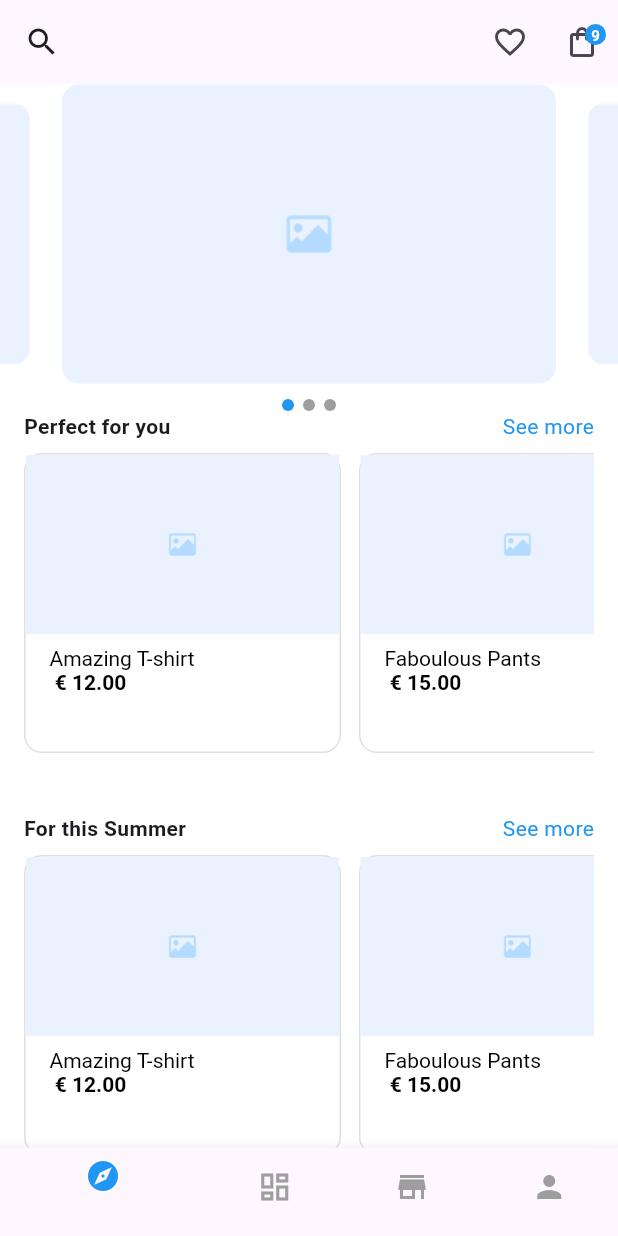
After one commit to ByteHunter833/Mobile-Apps-Prototyping-Kit, a Flutter app: the screen it shows after launch, on a phone screen of 412 x 824 dp. The commit adds this screen. Run offline on Flutter 3.47's test engine with Material 3 defaults, Android fonts, the phone set to English and light mode, and no system bars; drawn by our look-alikes of carousel_slider.

Commit message:
Cerated explore and product detail page

```diff
--- /dev/null
+++ b/e_commerce/lib/screens/explore_page.dart
@@ -0,0 +1,185 @@
+import 'package:carousel_slider/carousel_slider.dart';
+import 'package:e_commerce/utils/product_card.dart';
+import 'package:flutter/material.dart';
+
+class ExplorePage extends StatefulWidget {
+  const ExplorePage({super.key});
+
+  @override
+  State<ExplorePage> createState() => _ExplorePageState();
+}
+
+class _ExplorePageState extends State<ExplorePage> {
+  final images = [
+    'assets/images/placeholder.png',
+    'assets/images/placeholder.png',
+    'assets/images/placeholder.png',
+  ];
+  final List<Map<String, String>> _products = [
+    {'name': 'Amazing T-shirt', 'price': '€ 12.00'},
+    {'name': 'Faboulous Pants', 'price': '€ 15.00'},
+    {'name': 'Faboulous Pants', 'price': '€ 15.00'},
+    {'name': 'Amazing T-shirt', 'price': '€ 12.00'},
+  ];
+  int _currentIndex = 0;
+  @override
+  Widget build(BuildContext context) {
+    return Scaffold(
+      backgroundColor: const Color.fromARGB(255, 255, 255, 255),
+      appBar: AppBar(
+        leading: IconButton(
+          onPressed: () {},
+          icon: const Icon(Icons.search),
+        ),
+        actions: [
+          IconButton(
+            onPressed: () {},
+            icon: const Icon(Icons.favorite_border_outlined),
+          ),
+          IconButton(
+            onPressed: () {},
+            icon: Stack(
+              clipBehavior: Clip.none,
+              children: [
+                const Icon(Icons.shopping_bag_outlined),
+                Positioned(
+                  right: -4,
+                  top: -4,
+                  child: Container(
+                    padding: const EdgeInsets.all(4),
+                    decoration: const BoxDecoration(
+                      shape: BoxShape.circle,
+                      color: Colors.blue,
+                    ),
+                    child: const Text(
+                      '9',
+                      style: TextStyle(
+                        fontSize: 10,
+                        color: Colors.white,
+                        fontWeight: FontWeight.bold,
+                      ),
+                    ),
+                  ),
+                )
+              ],
+            ),
+          )
+        ],
+      ),
+      body: SingleChildScrollView(
+        child: Column(
+          children: [
+            CarouselSlider(
+              options: CarouselOptions(
+                height: 200,
+                autoPlay: true,
+                enlargeCenterPage: true,
+                viewportFraction: 0.8,
+                onPageChanged: (index, reason) {
+                  setState(() {
+                    _currentIndex = index;
+                  });
+                },
+              ),
+              items: images.map((url) {
+                return ClipRRect(
+                  borderRadius: BorderRadius.circular(12),
+                  child: Image.asset(url, fit: BoxFit.cover, width: 1000),
+                );
+              }).toList(),
+            ),
+            const SizedBox(height: 10),
+            Row(
+              mainAxisAlignment: MainAxisAlignment.center,
+              children: images.asMap().entries.map((entry) {
+                return Container(
+                  width: 8,
+                  height: 8,
+                  margin: const EdgeInsets.symmetric(horizontal: 3),
+                  decoration: BoxDecoration(
+                    shape: BoxShape.circle,
+                    color:
+                        _currentIndex == entry.key ? Colors.blue : Colors.grey,
+                  ),
+                );
+              }).toList(),
+            ),
+            const Padding(
+              padding: EdgeInsets.symmetric(horizontal: 16),
+              child: Row(
+                mainAxisAlignment: MainAxisAlignment.spaceBetween,
+                children: [
+                  Text(
+                    'Perfect for you',
+                    style: TextStyle(fontWeight: FontWeight.bold),
+                  ),
+                  Text(
+                    'See more',
+                    style: TextStyle(color: Colors.blue),
+                  )
+                ],
+              ),
+            ),
+            const SizedBox(
+              height: 8,
+            ),
+            Padding(
+              padding: const EdgeInsets.symmetric(horizontal: 16),
+              child: SizedBox(
+                height: 200,
+                child: ListView.builder(
+                  scrollDirection: Axis.horizontal,
+                  itemCount: _products.length,
+                  itemBuilder: (context, index) {
+                    final product = _products[index];
+                    return ProductCard(
+                        name: product['name'] ?? '',
+                        price: product['price'] ?? '');
+                  },
+                ),
+              ),
+            ),
+            const SizedBox(
+              height: 40,
+            ),
+            const Padding(
+              padding: EdgeInsets.symmetric(horizontal: 16),
+              child: Row(
+                mainAxisAlignment: MainAxisAlignment.spaceBetween,
+                children: [
+                  Text(
+                    'For this Summer',
+                    style: TextStyle(fontWeight: FontWeight.bold),
+                  ),
+                  Text(
+                    'See more',
+                    style: TextStyle(color: Colors.blue),
+                  )
+                ],
+              ),
+            ),
+            const SizedBox(
+              height: 8,
+            ),
+            Padding(
+              padding: const EdgeInsets.symmetric(horizontal: 16),
+              child: SizedBox(
+                height: 200,
+                child: ListView.builder(
+                  scrollDirection: Axis.horizontal,
+                  itemCount: _products.length,
+                  itemBuilder: (context, index) {
+                    final product = _products[index];
+                    return ProductCard(
+                        name: product['name'] ?? '',
+                        price: product['price'] ?? '');
+                  },
+                ),
+              ),
+            ),
+          ],
+        ),
+      ),
+    );
+  }
+}
--- a/e_commerce/lib/screens/home_page.dart
+++ b/e_commerce/lib/screens/home_page.dart
@@ -1,5 +1,4 @@
-import 'package:carousel_slider/carousel_slider.dart';
-import 'package:e_commerce/utils/product_card.dart';
+import 'package:e_commerce/screens/explore_page.dart';
 import 'package:flutter/material.dart';
 
 class HomePage extends StatefulWidget {
@@ -10,203 +9,49 @@ class HomePage extends StatefulWidget {
 }
 
 class _HomePageState extends State<HomePage> {
-  final images = [
-    'assets/images/placeholder.png',
-    'assets/images/placeholder.png',
-    'assets/images/placeholder.png',
+  int _currentIndex = 0;
+  final List<Widget> _pages = const [
+    ExplorePage(),
+    Center(child: Text("🔍 Поиск", style: TextStyle(fontSize: 24))),
+    Center(child: Text("🛒 Корзина", style: TextStyle(fontSize: 24))),
+    Center(child: Text("👤 Профиль", style: TextStyle(fontSize: 24))),
   ];
-  final List<Map<String, String>> _products = [
-    {'name': 'Amazing T-shirt', 'price': '€ 12.00'},
-    {'name': 'Faboulous Pants', 'price': '€ 15.00'},
-    {'name': 'Faboulous Pants', 'price': '€ 15.00'},
-    {'name': 'Amazing T-shirt', 'price': '€ 12.00'},
-  ];
-  int currentIndex = 0;
-
   @override
   Widget build(BuildContext context) {
     return Scaffold(
-      backgroundColor: const Color.fromARGB(255, 255, 255, 255),
-      appBar: AppBar(
-        leading: IconButton(
-          onPressed: () {},
-          icon: const Icon(Icons.search),
-        ),
-        actions: [
-          IconButton(
-            onPressed: () {},
-            icon: const Icon(Icons.favorite_border_outlined),
-          ),
-          IconButton(
-            onPressed: () {},
-            icon: Stack(
-              clipBehavior: Clip.none,
-              children: [
-                const Icon(Icons.shopping_bag_outlined),
-                Positioned(
-                  right: -4,
-                  top: -4,
-                  child: Container(
-                    padding: const EdgeInsets.all(4),
-                    decoration: const BoxDecoration(
-                      shape: BoxShape.circle,
-                      color: Colors.blue,
-                    ),
-                    child: const Text(
-                      '9',
-                      style: TextStyle(
-                        fontSize: 10,
-                        color: Colors.white,
-                        fontWeight: FontWeight.bold,
-                      ),
-                    ),
-                  ),
-                )
-              ],
-            ),
-          )
-        ],
-      ),
-      bottomNavigationBar: BottomNavigationBar(items: const [
+      bottomNavigationBar: BottomNavigationBar(
+        currentIndex: _currentIndex,
+        selectedItemColor: Colors.blue,
+        unselectedItemColor: Colors.grey,
+        items: const [
           BottomNavigationBarItem(
               icon: Icon(
                 Icons.explore,
-              color: Colors.blue,
               ),
               label: ''),
           BottomNavigationBarItem(
               icon: Icon(
                 Icons.dashboard_outlined,
-              color: Colors.grey,
               ),
               label: ''),
           BottomNavigationBarItem(
               icon: Icon(
                 Icons.store,
-              color: Colors.grey,
               ),
               label: ''),
           BottomNavigationBarItem(
               icon: Icon(
                 Icons.person,
-              color: Colors.grey,
               ),
               label: ''),
-      ]),
-      body: SingleChildScrollView(
-        child: Column(
-          children: [
-            CarouselSlider(
-              options: CarouselOptions(
-                height: 200,
-                autoPlay: true,
-                enlargeCenterPage: true,
-                viewportFraction: 0.8,
-                onPageChanged: (index, reason) {
+        ],
+        onTap: (index) {
           setState(() {
-                    currentIndex = index;
+            _currentIndex = index;
           });
         },
       ),
-              items: images.map((url) {
-                return ClipRRect(
-                  borderRadius: BorderRadius.circular(12),
-                  child: Image.asset(url, fit: BoxFit.cover, width: 1000),
-                );
-              }).toList(),
-            ),
-            const SizedBox(height: 10),
-            Row(
-              mainAxisAlignment: MainAxisAlignment.center,
-              children: images.asMap().entries.map((entry) {
-                return Container(
-                  width: 8,
-                  height: 8,
-                  margin: const EdgeInsets.symmetric(horizontal: 3),
-                  decoration: BoxDecoration(
-                    shape: BoxShape.circle,
-                    color:
-                        currentIndex == entry.key ? Colors.blue : Colors.grey,
-                  ),
-                );
-              }).toList(),
-            ),
-            const Padding(
-              padding: EdgeInsets.symmetric(horizontal: 16),
-              child: Row(
-                mainAxisAlignment: MainAxisAlignment.spaceBetween,
-                children: [
-                  Text(
-                    'Perfect for you',
-                    style: TextStyle(fontWeight: FontWeight.bold),
-                  ),
-                  Text(
-                    'See more',
-                    style: TextStyle(color: Colors.blue),
-                  )
-                ],
-              ),
-            ),
-            const SizedBox(
-              height: 8,
-            ),
-            Padding(
-              padding: const EdgeInsets.symmetric(horizontal: 16),
-              child: SizedBox(
-                height: 200,
-                child: ListView.builder(
-                  scrollDirection: Axis.horizontal,
-                  itemCount: _products.length,
-                  itemBuilder: (context, index) {
-                    final product = _products[index];
-                    return ProductCard(
-                        name: product['name'] ?? '',
-                        price: product['price'] ?? '');
-                  },
-                ),
-              ),
-            ),
-            const SizedBox(
-              height: 40,
-            ),
-            const Padding(
-              padding: EdgeInsets.symmetric(horizontal: 16),
-              child: Row(
-                mainAxisAlignment: MainAxisAlignment.spaceBetween,
-                children: [
-                  Text(
-                    'For this Summer',
-                    style: TextStyle(fontWeight: FontWeight.bold),
-                  ),
-                  Text(
-                    'See more',
-                    style: TextStyle(color: Colors.blue),
-                  )
-                ],
-              ),
-            ),
-            const SizedBox(
-              height: 8,
-            ),
-            Padding(
-              padding: const EdgeInsets.symmetric(horizontal: 16),
-              child: SizedBox(
-                height: 200,
-                child: ListView.builder(
-                  scrollDirection: Axis.horizontal,
-                  itemCount: _products.length,
-                  itemBuilder: (context, index) {
-                    final product = _products[index];
-                    return ProductCard(
-                        name: product['name'] ?? '',
-                        price: product['price'] ?? '');
-                  },
-                ),
-              ),
-            ),
-          ],
-        ),
-      ),
+      body: _pages[_currentIndex],
     );
   }
 }
```
Also changed, not shown: e_commerce/lib/utils/product_detail.dart (added, +15 -0 lines). Lines whose indentation alone changed are shown as unchanged.
